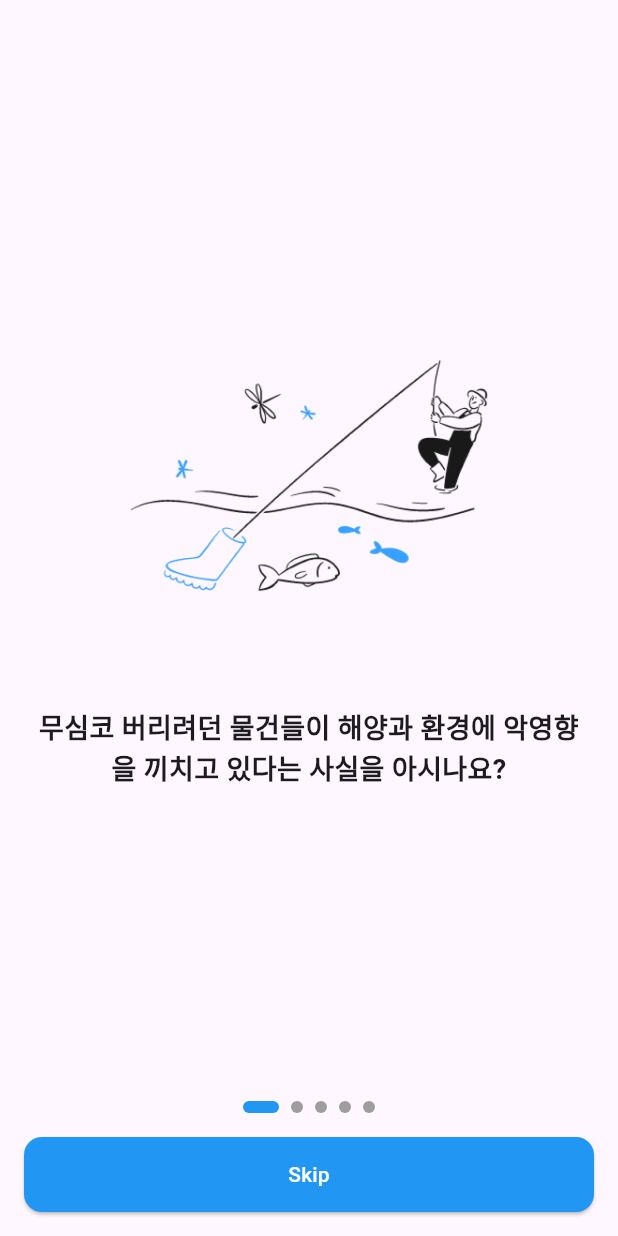
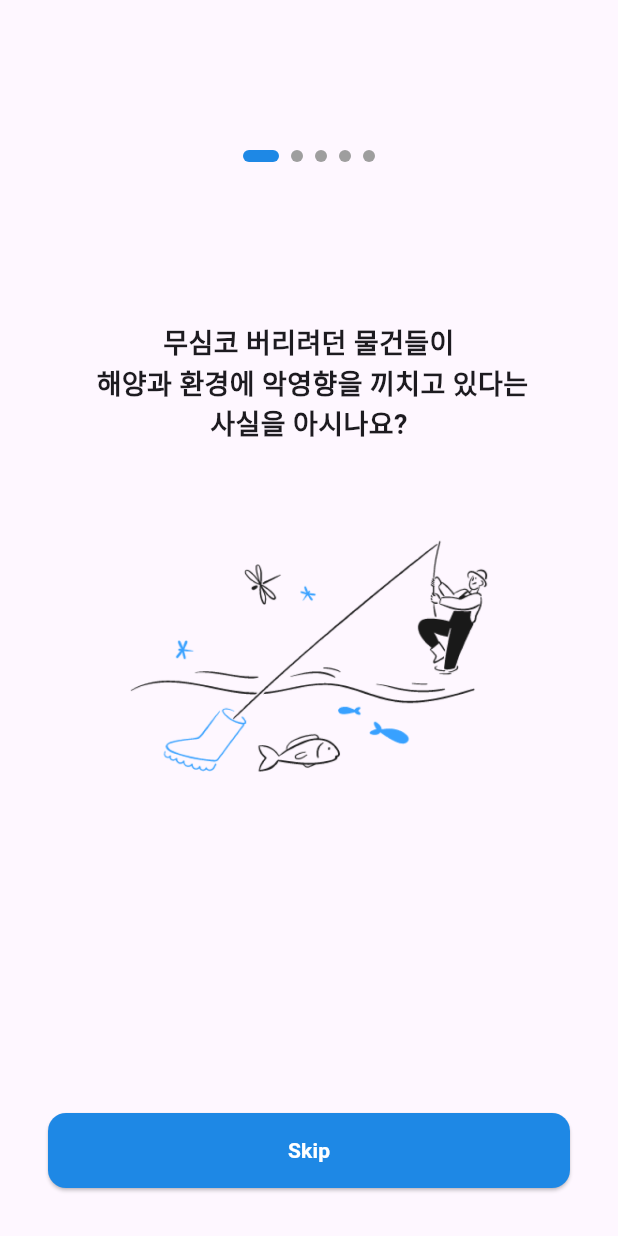
Before and after one commit to gdsc-ssu/anbd-app, a Flutter app: the screen it shows after launch, on a phone screen of 412 x 824 dp. Run offline on Flutter 3.47's test engine with Material 3 defaults, Android fonts, the phone set to English and light mode, and no system bars; drawn by our look-alikes of smooth_page_indicator; our stand-ins replace flutter_svg, shared_preferences.

Commit message:
[feat] onboarding UI 수정

```diff
--- a/lib/models/onboarding_model.dart
+++ b/lib/models/onboarding_model.dart
@@ -12,23 +12,23 @@ class OnboardingItems {
 
   static final List<OnboardingInfo> items = [
     OnboardingInfo(
-        content: "무심코 버리려던 물건들이 해양과 환경에 악영향을 끼치고 있다는 사실을 아시나요?",
+        content: "무심코 버리려던 물건들이\n 해양과 환경에 악영향을 끼치고 있다는\n사실을 아시나요?",
         image: "$basePath/onboarding1.png"),
 
     OnboardingInfo(
-        content: "버리는 대신, ANBD에 업로드해서 새 주인을 찾아줄 수 있어요",
+        content: "버리는 대신, ANBD에 업로드해서\n새 주인을 찾아줄 수 있어요",
         image: "$basePath/onboarding2.png"),
 
     OnboardingInfo(
-        content: "ANBD에서는 내가 가지고 있는 물건을 이웃에게 무료나눔 하고",
+        content: "ANBD에서는 내가 가지고 있는 물건을\n이웃에게 무료나눔 하고",
         image: "$basePath/onboarding3.png"),
 
     OnboardingInfo(
-        content: "나눔한 금액을 내 이름으로 환경을 위해 기부할 수 있어요",
+        content: "나눔한 금액을 내 이름으로\n환경을 위해 기부할 수 있어요",
         image: "$basePath/onboarding4.png"),
 
     OnboardingInfo(
-        content: "ANBD를 통해 이웃과 정을 나누고 환경을 지켜요",
+        content: "ANBD를 통해\n이웃과 정을 나누고 환경을 지켜요",
         image: "$basePath/onboarding5.png"),
   ];
 }
--- a/lib/screens/onboarding/onboarding_view.dart
+++ b/lib/screens/onboarding/onboarding_view.dart
@@ -16,6 +16,8 @@ class OnboardingScreen extends StatelessWidget {
           return Scaffold(
             body: Column(
               children: [
+                const SizedBox(height: 80),
+                _buildPageIndicator(viewModel),
                 Expanded(
                   child: PageView.builder(
                     controller: viewModel.pageController,
@@ -36,19 +38,39 @@ class OnboardingScreen extends StatelessWidget {
     );
   }
 
+  Widget _buildPageIndicator(OnboardingViewModel viewModel) {
+    return Align( // ✅ 중앙 정렬
+      alignment: Alignment.center,
+      child: Padding(
+        padding: const EdgeInsets.symmetric(vertical: 20),
+        child: SmoothPageIndicator(
+          controller: viewModel.pageController,
+          count: viewModel.onboardingItems.length,
+          effect: const ExpandingDotsEffect(
+            activeDotColor: const Color(0xFF1E88E5),
+            dotColor: Colors.grey,
+            dotHeight: 8,
+            dotWidth: 8,
+          ),
+        ),
+      ),
+    );
+  }
+
   Widget _buildOnboardingPage(OnboardingInfo item) {
     return Padding(
-      padding: const EdgeInsets.symmetric(horizontal: 24),
+      padding: const EdgeInsets.symmetric(horizontal: 10),
       child: Column(
         mainAxisAlignment: MainAxisAlignment.center,
         children: [
-          Image.asset(item.image, height: 250),
-          const SizedBox(height: 30),
           Text(
             item.content,
             textAlign: TextAlign.center,
             style: const TextStyle(fontSize: 18, fontWeight: FontWeight.bold),
           ),
+          const SizedBox(height: 16),
+          Image.asset(item.image, height: 250),
+          const SizedBox(height: 60),
         ],
       ),
     );
@@ -56,32 +78,17 @@ class OnboardingScreen extends StatelessWidget {
 
   Widget _buildBottomNavigation(OnboardingViewModel viewModel, BuildContext context) {
     return Padding(
-      padding: const EdgeInsets.all(16.0),
-      child: Column(
-        children: [
-          SmoothPageIndicator(
-            controller: viewModel.pageController,
-            count: viewModel.onboardingItems.length,
-            effect: const ExpandingDotsEffect(
-              activeDotColor: Colors.blue,
-              dotColor: Colors.grey,
-              dotHeight: 8,
-              dotWidth: 8,
-            ),
+      padding: const EdgeInsets.all(32.0),
+      child: ElevatedButton(
+        onPressed: () => viewModel.completeOnboarding(context), // 온보딩 완료 처리
+        style: ElevatedButton.styleFrom(
+          backgroundColor: const Color(0xFF1E88E5),
+          minimumSize: const Size(double.infinity, 50),
+          shape: RoundedRectangleBorder(
+            borderRadius: BorderRadius.circular(12),
           ),
-          const SizedBox(height: 16),
-          ElevatedButton(
-            onPressed: () => viewModel.completeOnboarding(context), // ✅ 온보딩 완료 처리
-            style: ElevatedButton.styleFrom(
-              backgroundColor: Colors.blue,
-              minimumSize: const Size(double.infinity, 50),
-              shape: RoundedRectangleBorder(
-                borderRadius: BorderRadius.circular(12),
-              ),
-            ),
-            child: const Text("Skip", style: TextStyle(color: Colors.white)),
-          ),
-        ],
+        ),
+        child: const Text("Skip", style: TextStyle(color: Colors.white, fontWeight: FontWeight.bold)),
       ),
     );
   }
```
